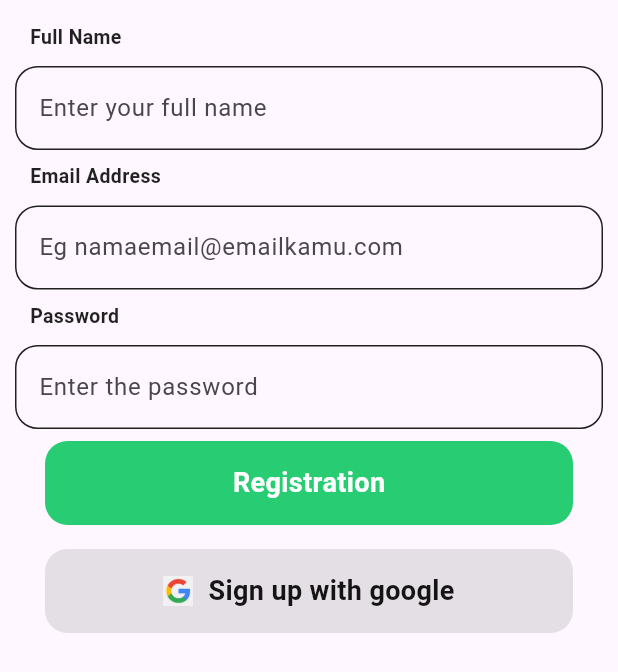
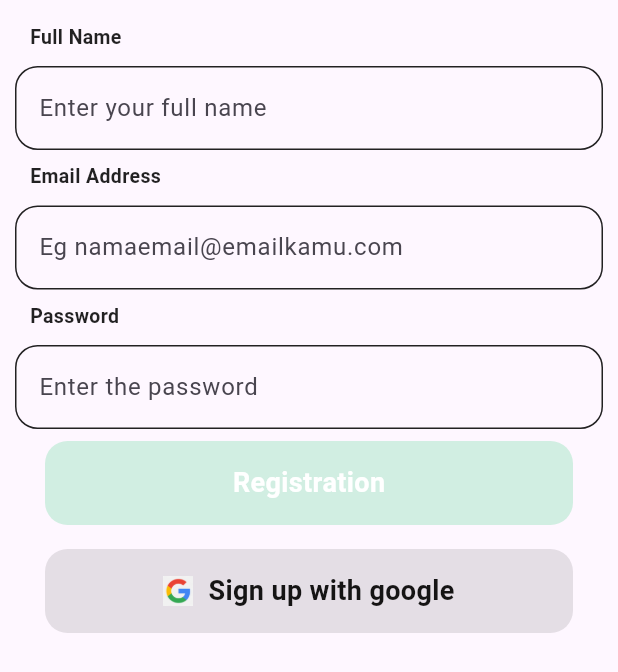
Before and after one commit to shahadat-coder/Restaurant-App, a Flutter app: the CreateAccountScreen widget shown alone on an empty page, opened directly, on a phone screen of 412 x 824 dp. Shown: the top 672 px of the screen. Run offline on Flutter 3.47's test engine with Material 3 defaults, Android fonts, the phone set to English and light mode, and no system bars; our stand-ins replace carousel_slider, contained_tab_bar_view, get, introduction_screen, shared_preferences; accounts and stored records are empty; network calls fail.

Commit message:
some screens have added

```diff
--- a/lib/screens/bottomSheet/create_account_screen.dart
+++ b/lib/screens/auth/create_account_screen.dart
@@ -1,7 +1,7 @@
 import 'package:flutter/material.dart';
+import 'package:resturent_app/utils/colors.dart';
 import 'package:resturent_app/widgets/custom_button.dart';
 import 'package:resturent_app/widgets/social_button.dart';
-
 
 class CreateAccountScreen extends StatefulWidget {
   const CreateAccountScreen({super.key});
@@ -12,10 +12,9 @@ class CreateAccountScreen extends StatefulWidget {
 
 class _CreateAccountScreenState extends State<CreateAccountScreen> {
   final GlobalKey<FormState> globalkey = GlobalKey<FormState>();
-  final TextEditingController _nameController = TextEditingController();
-  final TextEditingController _emailController = TextEditingController();
-  final TextEditingController _passController = TextEditingController();
-
+  String name = '';
+  String email = '';
+  String password = '';
 
   String? _validateEmail(String? value) {
     if (value == null || value.isEmpty) {
@@ -36,14 +35,15 @@ class _CreateAccountScreenState extends State<CreateAccountScreen> {
   }
 
   void _submitForm() {
-    if (globalkey.currentState!.validate()) {
-    }
+    if (globalkey.currentState!.validate()) {}
   }
+
   @override
   Widget build(BuildContext context) {
     return SingleChildScrollView(
       child: Padding(
-        padding: const EdgeInsets.only(top: 15, left: 10, right: 10, bottom: 10),
+        padding:
+            const EdgeInsets.only(top: 15, left: 10, right: 10, bottom: 10),
         child: Form(
           key: globalkey,
           child: Column(
@@ -60,29 +60,37 @@ class _CreateAccountScreenState extends State<CreateAccountScreen> {
                   ),
                 ),
               ),
-              const SizedBox(height: 10,),
+              const SizedBox(
+                height: 10,
+              ),
               TextFormField(
-                controller: _nameController,
+                onChanged: (value) {
+                  setState(() {
+                    name = value;
+                  });
+                },
                 keyboardType: TextInputType.name,
                 decoration: InputDecoration(
                   hintText: 'Enter your full name',
                   enabledBorder: OutlineInputBorder(
                     borderRadius: BorderRadius.circular(15),
-                    borderSide: BorderSide(
+                    borderSide: const BorderSide(
                       color: Colors.black87, // Change border color here
                     ),
                   ),
                   focusedBorder: OutlineInputBorder(
                     borderRadius: BorderRadius.circular(15),
-                    borderSide: BorderSide(
+                    borderSide: const BorderSide(
                       color: Colors.black87, // Change border color here
                     ),
                   ),
                 ),
               ),
-              SizedBox(height: 8,),
-              Padding(
-                padding: const EdgeInsets.only(left: 10),
+              const SizedBox(
+                height: 8,
+              ),
+              const Padding(
+                padding: EdgeInsets.only(left: 10),
                 child: Text(
                   'Email Address',
                   style: TextStyle(
@@ -92,30 +100,38 @@ class _CreateAccountScreenState extends State<CreateAccountScreen> {
                   ),
                 ),
               ),
-              const SizedBox(height: 10,),
+              const SizedBox(
+                height: 10,
+              ),
               TextFormField(
-                controller: _emailController,
+                onChanged: (value) {
+                  setState(() {
+                    email = value;
+                  });
+                },
                 validator: _validateEmail,
                 keyboardType: TextInputType.emailAddress,
                 decoration: InputDecoration(
                   hintText: 'Eg namaemail@emailkamu.com',
                   enabledBorder: OutlineInputBorder(
                     borderRadius: BorderRadius.circular(15),
-                    borderSide: BorderSide(
+                    borderSide: const BorderSide(
                       color: Colors.black87, // Change border color here
                     ),
                   ),
                   focusedBorder: OutlineInputBorder(
                     borderRadius: BorderRadius.circular(15),
-                    borderSide: BorderSide(
+                    borderSide: const BorderSide(
                       color: Colors.black87, // Change border color here
                     ),
                   ),
                 ),
               ),
-              SizedBox(height: 8,),
-              Padding(
-                padding: const EdgeInsets.only(left: 10),
+              const SizedBox(
+                height: 8,
+              ),
+              const Padding(
+                padding: EdgeInsets.only(left: 10),
                 child: Text(
                   'Password',
                   style: TextStyle(
@@ -125,42 +141,55 @@ class _CreateAccountScreenState extends State<CreateAccountScreen> {
                   ),
                 ),
               ),
-              const SizedBox(height: 10,),
+              const SizedBox(
+                height: 10,
+              ),
               TextFormField(
-                controller: _passController,
-                 obscureText: true,
-                 validator: _validatePassword,
+                onChanged: (value) {
+                  setState(() {
+                    password = value;
+                  });
+                },
+                obscureText: true,
+                validator: _validatePassword,
                 keyboardType: TextInputType.visiblePassword,
                 decoration: InputDecoration(
                   hintText: 'Enter the password',
                   enabledBorder: OutlineInputBorder(
                     borderRadius: BorderRadius.circular(15),
-                    borderSide: BorderSide(
+                    borderSide: const BorderSide(
                       color: Colors.black87, // Change border color here
                     ),
                   ),
                   focusedBorder: OutlineInputBorder(
                     borderRadius: BorderRadius.circular(15),
-                    borderSide: BorderSide(
+                    borderSide: const BorderSide(
                       color: Colors.black87, // Change border color here
                     ),
                   ),
                 ),
               ),
               Padding(
-                padding: const EdgeInsets.symmetric(horizontal: 20,vertical: 8),
+                padding:
+                    const EdgeInsets.symmetric(horizontal: 20, vertical: 8),
                 child: CustomButton(
                   title: 'Registration',
-                  onTap:  _submitForm,
+                  onTap: name.isEmpty || email.isEmpty || password.isEmpty
+                      ? null : _submitForm,
+                  backgroundColor:
+                      name.isEmpty || email.isEmpty || password.isEmpty
+                          ? AppColors.greenColors.withOpacity(.2)
+                          : AppColors.greenColors,
                 ),
-
               ),
               Padding(
-                padding: const EdgeInsets.symmetric(horizontal: 20,vertical: 8),
-                  child: SocialButton(title: 'Sign up with google', onTap: () {},
+                  padding:
+                      const EdgeInsets.symmetric(horizontal: 20, vertical: 8),
+                  child: SocialButton(
+                    title: 'Sign up with google',
+                    onTap: () {},
                     backgroundColor: Colors.black.withOpacity(0.1),
-                  )
-              ),
+                  )),
             ],
           ),
         ),
--- a/lib/screens/bottomSheet/buttonsheet_widget.dart
+++ b/lib/screens/bottomSheet/buttonsheet_widget.dart
@@ -1,7 +1,7 @@
 import 'package:contained_tab_bar_view/contained_tab_bar_view.dart';
 import 'package:flutter/material.dart';
 import 'package:get/get.dart';
-import 'package:resturent_app/screens/bottomSheet/create_account_screen.dart';
+import 'package:resturent_app/screens/auth/create_account_screen.dart';
 import 'package:resturent_app/screens/bottomSheet/login_screen.dart';
 import 'package:resturent_app/utils/colors.dart';
 
--- a/lib/widgets/custom_button.dart
+++ b/lib/widgets/custom_button.dart
@@ -2,10 +2,10 @@ import 'package:flutter/material.dart';
 import 'package:resturent_app/utils/colors.dart';
 
 class CustomButton extends StatefulWidget {
-  const CustomButton({Key? key, required this.title, required this.onTap, this.backgroundColor, this.titleColor}) : super(key: key);
+  const CustomButton({Key? key, required this.title, this.onTap, this.backgroundColor, this.titleColor}) : super(key: key);
 
   final String title;
-  final void Function() onTap;
+  final void Function()? onTap;
   final Color? backgroundColor;
   final Color? titleColor;
 
--- a/pubspec.yaml
+++ b/pubspec.yaml
@@ -40,7 +40,6 @@ dependencies:
   flutter_svg: ^2.0.9
   introduction_screen: ^3.1.12
   contained_tab_bar_view: ^0.8.0
-  http: ^1.2.0
   shared_preferences: ^2.2.2
   modal_progress_hud_nsn: ^0.5.1
   carousel_slider: ^4.2.1
@@ -55,7 +54,6 @@ dev_dependencies:
   # package. See that file for information about deactivating specific lint
   # rules and activating additional ones.
   flutter_lints: ^2.0.0
-  carousel_slider: ^4.2.1
 
 # For information on the generic Dart part of this file, see the
 # following page: https://dart.dev/tools/pub/pubspec
```
Also changed, not shown: lib/screens/bottomSheet/login_screen.dart (+52 -4 lines), lib/screens/main_screen/list_screen.dart (+9 -9 lines), lib/screens/main_screen/user_screen.dart (+7 -7 lines), lib/screens/onboardings/onboarding_screen.dart (+53 -21 lines), lib/screens/password/forget_password.dart (+31 -16 lines), lib/widgets/user_screen_widget/user_cart.dart (+16 -16 lines), lib/screens/welcome/welcome_screen.dart (renamed from lib/screens/registrations/welcome_screen.dart), pubspec.lock.
